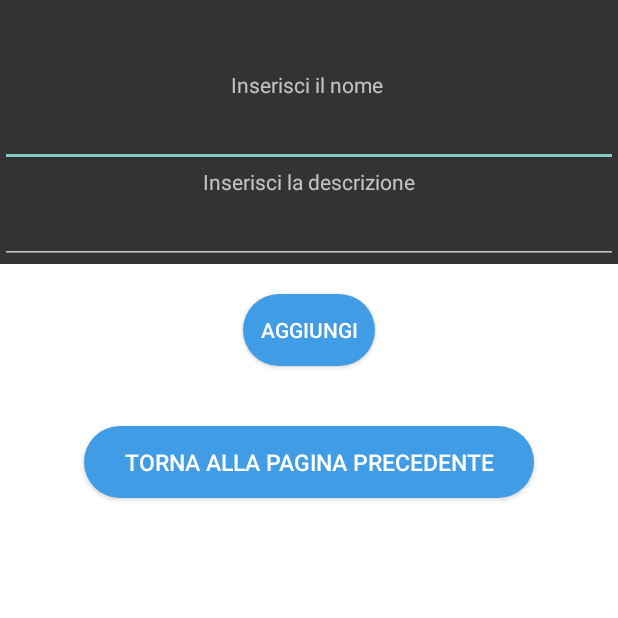
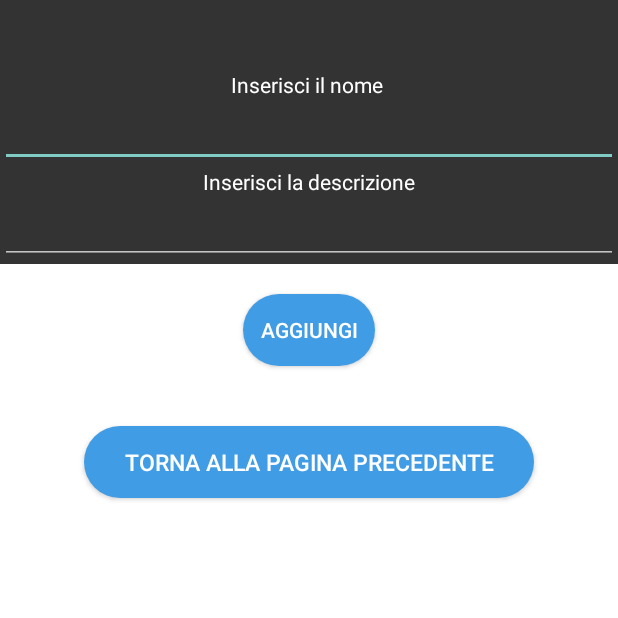
Before and after one commit to DanieleFerrillo/AppShopList, an Android app: the MainActivity2 screen opened directly, with no data from a screen before it, on a phone screen of 412 x 824 dp, the top half of it. Run offline under Robolectric (Android 15) with nearby library versions, the phone set to English and light mode, and no system bars.

Commit message:
Color Text

```diff
--- a/app/src/main/res/layout/second_activity.xml
+++ b/app/src/main/res/layout/second_activity.xml
@@ -12,6 +12,7 @@
         android:layout_height="wrap_content"
         android:layout_marginTop="70px"
         android:gravity="center"
+        android:textColor="#ffffff"
         android:text="Inserisci il nome " />
 
     <EditText
@@ -25,7 +26,8 @@
         android:layout_width="match_parent"
         android:layout_height="wrap_content"
         android:gravity="center"
-        android:text="Inserisci la descrizione" />
+        android:text="Inserisci la descrizione"
+        android:textColor="#ffffff" />
 
     <EditText
         android:id="@+id/testo2"
```
